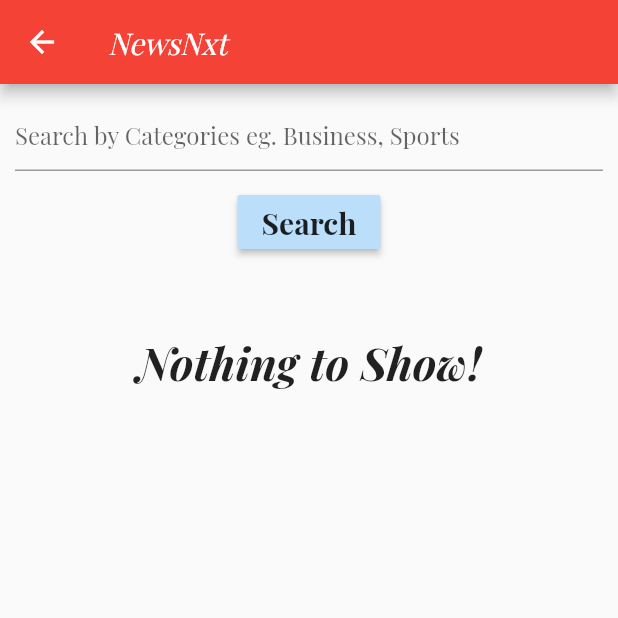
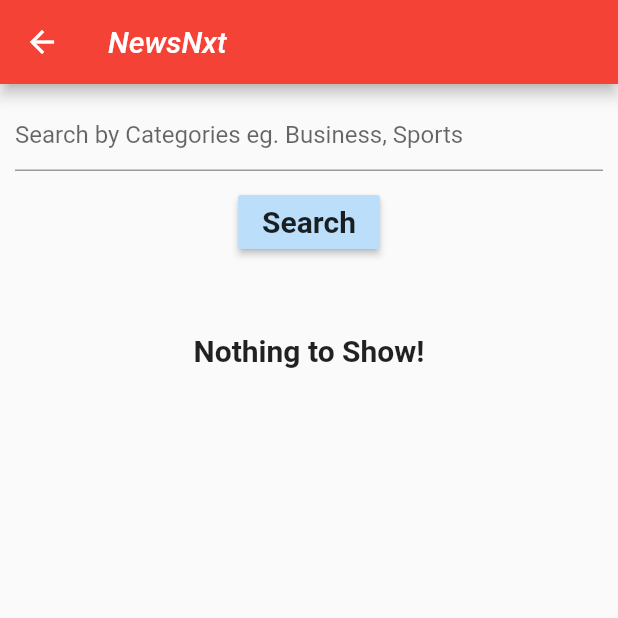
Before and after one commit to alvisdeligence/NewsNxt, a Flutter app: the screen it shows after launch, after a tap on the "search" icon, on a phone screen of 412 x 824 dp, the top half of it. Run offline on Flutter 3.47's test engine with Material 2 defaults, Android fonts, the phone set to English and light mode, and no system bars; network calls fail.

```diff
--- a/lib/main.dart
+++ b/lib/main.dart
@@ -17,7 +17,7 @@ class MyApp extends StatelessWidget {
       theme: ThemeData(
         primarySwatch: Colors.red,
         accentColor: Colors.amber,
-        fontFamily: 'PlayfairDisplay',
+        // fontFamily: 'PlayfairDisplay',
       ),
       home: MyHomePage(),
     );
@@ -87,9 +87,11 @@ class _MyHomePageState extends State<MyHomePage> {
                   'TOP NEWS',
                   textAlign: TextAlign.center,
                   style: TextStyle(
-                      fontSize: 25,
-                      fontWeight: FontWeight.bold,
-                      color: Colors.white),
+                    fontSize: 25,
+                    fontFamily: 'PlayfairDisplay',
+                    fontWeight: FontWeight.bold,
+                    color: Colors.white,
+                  ),
                 ),
               ),
             ),
--- a/lib/search.dart
+++ b/lib/search.dart
@@ -80,9 +80,10 @@ class _SearchPageState extends State<SearchPage> {
                           child: Text(
                             'Nothing to Show!',
                             style: TextStyle(
-                                fontSize: 30,
-                                fontWeight: FontWeight.bold,
-                                fontStyle: FontStyle.italic),
+                              fontSize: 20,
+                              fontWeight: FontWeight.bold,
+                              // fontStyle: FontStyle.italic,
+                            ),
                           ),
                         )
                       : Column(
```
Also changed, not shown: pubspec.yaml (+9 -13 lines).
